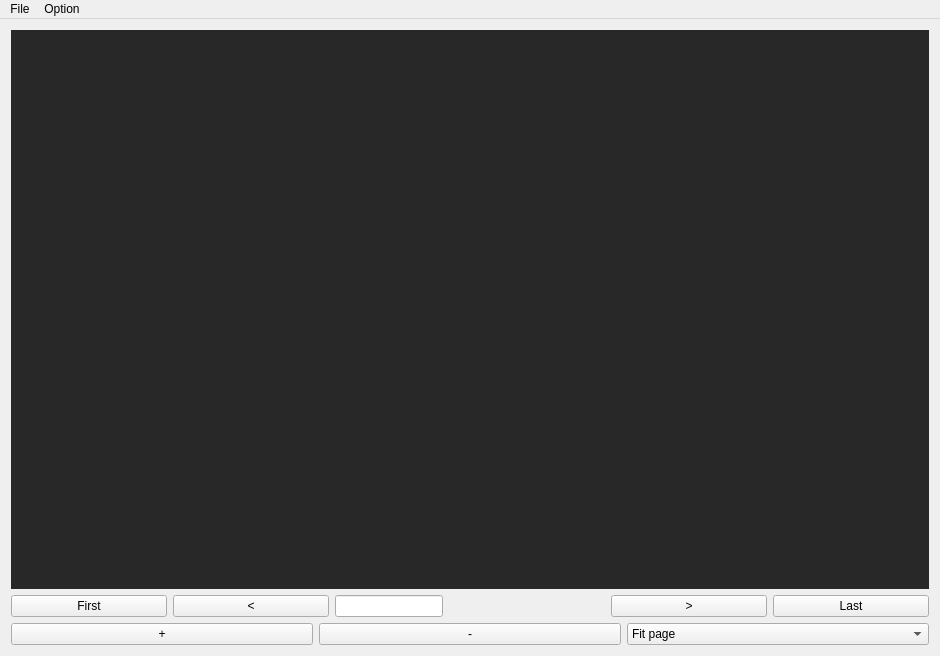
First picture: the form in ComicBookReader/mainwindow.ui, repository agathebeucher/IN204, before the edit.
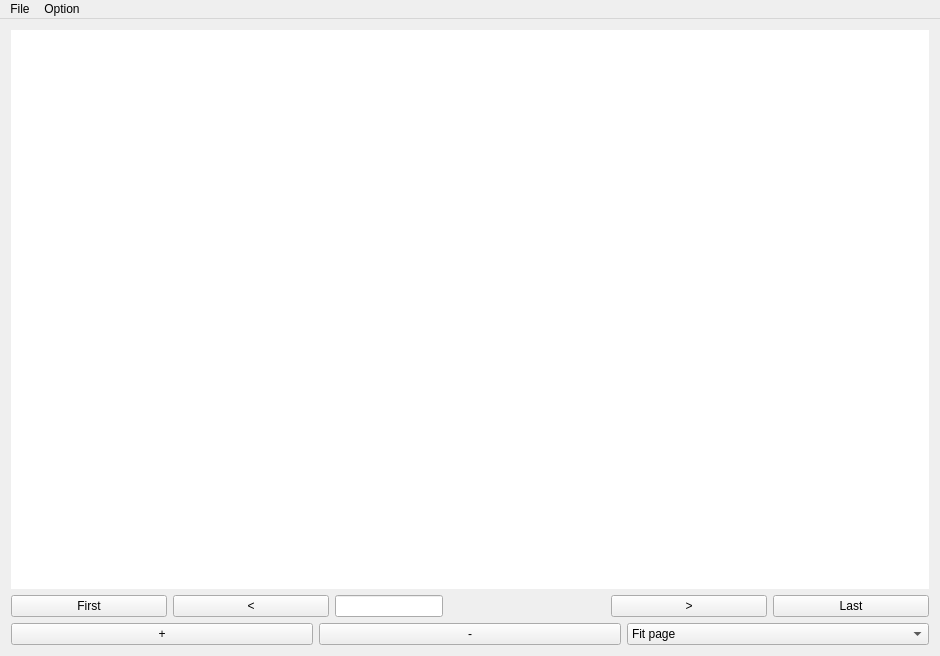
Second picture: the form after the edit.

Patch:
```diff
--- a/ComicBookReader/mainwindow.ui
+++ b/ComicBookReader/mainwindow.ui
@@ -42,7 +42,7 @@
        </sizepolicy>
       </property>
       <property name="styleSheet">
-       <string notr="true">background-color: rgb(40, 40, 40);</string>
+       <string notr="true">background-color: rgb(255, 255, 255);</string>
       </property>
       <property name="frameShape">
        <enum>QFrame::NoFrame</enum>
```
